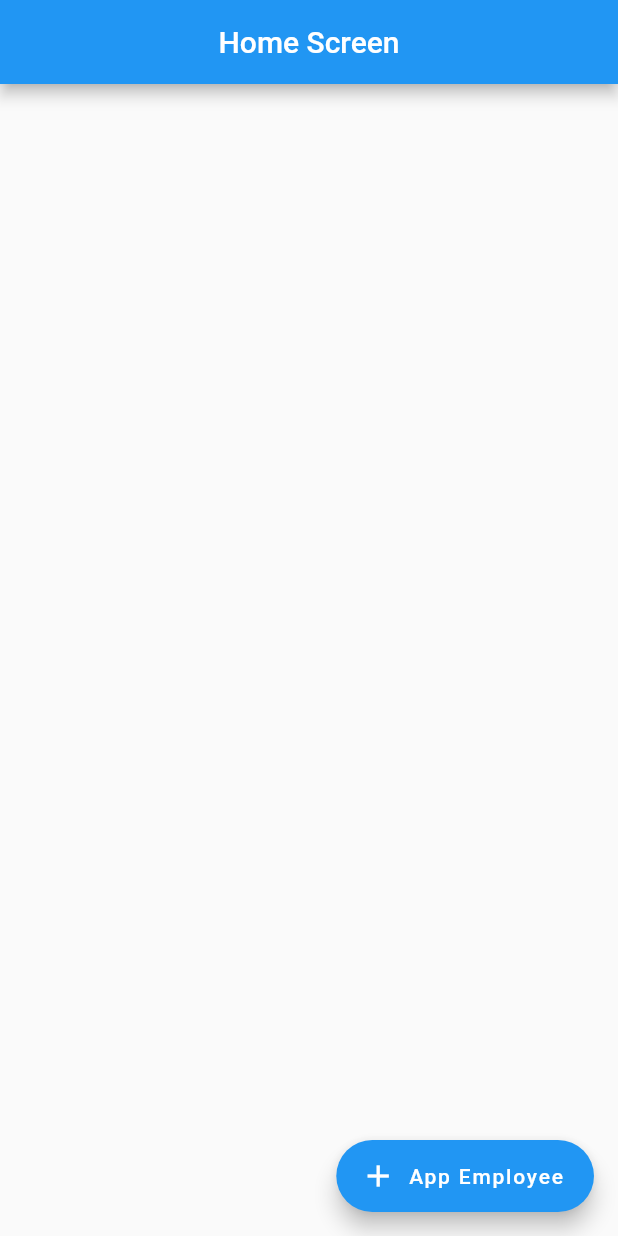
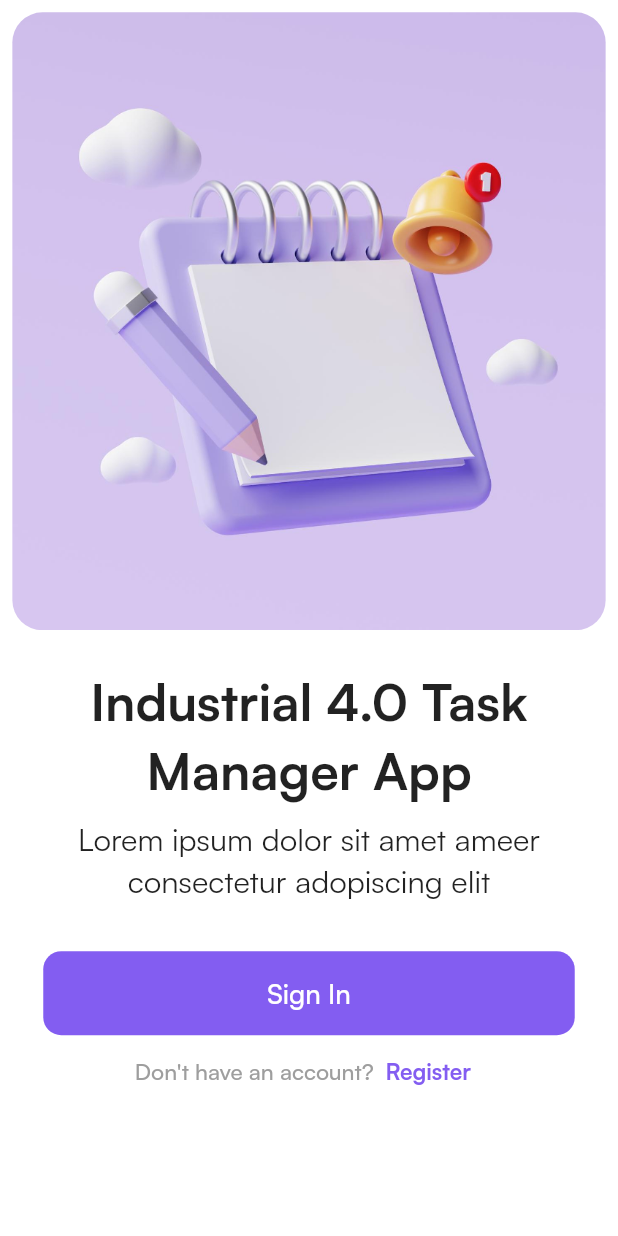
Before and after one commit to LamNamBoDoi/github-flutter, a Flutter app: the screen it shows after launch, on a phone screen of 412 x 824 dp. Run offline on Flutter 3.47's test engine with Material 2 defaults, Android fonts, the light colour scheme and no system bars; our stand-ins replace animate_do, iconly, sizer.

Commit message:
Example Animation

```diff
--- a/lib/data/local/entity/employee_entitty.dart
+++ /dev/null
@@ -1,9 +0,0 @@
-import 'package:drift/drift.dart';
-
-class Employee extends Table {
-  IntColumn get id => integer().autoIncrement()();
-  TextColumn get userName => text().named('user_name')();
-  TextColumn get firstName => text().named('first_name')();
-  TextColumn get lastName => text().named('last_name')();
-  DateTimeColumn get dateOfBirth => dateTime().named('date_of_birth')();
-}
--- a/lib/main.dart
+++ b/lib/main.dart
@@ -1,20 +1,19 @@
 import 'package:flutter/material.dart';
-import 'package:hello_world/route/route_generator.dart';
+import 'package:hello_world/page/welcome.dart';
+import 'package:sizer/sizer.dart';
 
-void main() {
-  runApp(MyApp());
-}
+void main() => runApp(AnimatedLogin());
 
-class MyApp extends StatelessWidget {
-  const MyApp({super.key});
+class AnimatedLogin extends StatelessWidget {
+  const AnimatedLogin({super.key});
 
   @override
   Widget build(BuildContext context) {
-    return MaterialApp(
-      title: 'Flutter Demo',
-      theme: ThemeData(primarySwatch: Colors.blue),
-      initialRoute: '/',
-      onGenerateRoute: RouteGenerator.generatorRoute,
+    return Sizer(
+      builder: (context, orientation, deviceType) => MaterialApp(
+        theme: ThemeData(fontFamily: 'Satoshi'),
+        home: WelcomePage(),
+      ),
     );
   }
 }
--- /dev/null
+++ b/lib/page/welcome.dart
@@ -0,0 +1,154 @@
+import 'package:animate_do/animate_do.dart';
+import 'package:flutter/material.dart';
+import 'package:hello_world/page/login.dart';
+import 'package:sizer/sizer.dart';
+
+class WelcomePage extends StatefulWidget {
+  const WelcomePage({super.key});
+
+  @override
+  State<WelcomePage> createState() => _WelcomePageState();
+}
+
+class _WelcomePageState extends State<WelcomePage> {
+  @override
+  Widget build(BuildContext context) {
+    return Scaffold(
+      body: SafeArea(
+          child: Container(
+        color: Colors.white,
+        child: Column(
+          children: [
+            FadeInDown(
+              delay: Duration(milliseconds: 800),
+              duration: Duration(milliseconds: 800),
+              child: Container(
+                margin: EdgeInsets.symmetric(horizontal: 2.w, vertical: 1.h),
+                child: ClipRRect(
+                  borderRadius: BorderRadius.circular(20),
+                  child: Image.asset(
+                    'assets/images/loginImage.png',
+                    width: 100.w,
+                    height: 50.h,
+                    fit: BoxFit.cover,
+                  ),
+                ),
+              ),
+            ),
+            Container(
+              decoration: BoxDecoration(color: Colors.white),
+              padding: EdgeInsets.symmetric(
+                horizontal: 7.w,
+                vertical: 2.h,
+              ),
+              child: Column(
+                mainAxisAlignment: MainAxisAlignment.center,
+                crossAxisAlignment: CrossAxisAlignment.start,
+                children: [
+                  Container(
+                    decoration: BoxDecoration(color: Colors.white),
+                    padding: EdgeInsets.symmetric(horizontal: 1.6.w),
+                    child: Column(
+                      crossAxisAlignment: CrossAxisAlignment.start,
+                      children: [
+                        FadeInUp(
+                          delay: Duration(milliseconds: 700),
+                          duration: Duration(milliseconds: 800),
+                          child: Text(
+                            'Industrial 4.0 Task Manager App',
+                            textAlign: TextAlign.center,
+                            style: TextStyle(
+                                fontSize: 25.sp, fontWeight: FontWeight.w600),
+                          ),
+                        ),
+                        SizedBox(
+                          height: 1.h,
+                        ),
+                        FadeInUp(
+                          delay: Duration(milliseconds: 900),
+                          duration: Duration(milliseconds: 1000),
+                          child: Text(
+                            'Lorem ipsum dolor sit amet ameer consectetur adopiscing elit',
+                            textAlign: TextAlign.center,
+                            style: TextStyle(
+                              fontSize: 15.sp,
+                              fontWeight: FontWeight.w400,
+                            ),
+                          ),
+                        ),
+                      ],
+                    ),
+                  ),
+                  SizedBox(
+                    height: 4.h,
+                  ),
+                  FadeInUp(
+                    delay: Duration(milliseconds: 1000),
+                    duration: Duration(milliseconds: 1100),
+                    child: Row(
+                      children: [
+                        Expanded(
+                          child: ElevatedButton(
+                            onPressed: () {
+                              Navigator.push(
+                                  context,
+                                  MaterialPageRoute(
+                                      builder: (context) => LoginPage()));
+                            },
+                            child: FadeInUp(
+                                delay: Duration(milliseconds: 1100),
+                                duration: Duration(milliseconds: 1200),
+                                child: Text('Sign In')),
+                            style: ElevatedButton.styleFrom(
+                              elevation: 0,
+                              textStyle: TextStyle(
+                                fontSize: 18,
+                                fontWeight: FontWeight.w500,
+                                fontFamily: 'Satoshi',
+                              ),
+                              backgroundColor: Color(0xFF835DF1),
+                              shape: RoundedRectangleBorder(
+                                borderRadius: BorderRadius.circular(12),
+                              ),
+                              padding: EdgeInsets.symmetric(vertical: 16),
+                            ),
+                          ),
+                        ),
+                      ],
+                    ),
+                  ),
+                  FadeInUp(
+                    delay: Duration(milliseconds: 1100),
+                    duration: Duration(milliseconds: 1200),
+                    child: Row(
+                      mainAxisAlignment: MainAxisAlignment.center,
+                      children: [
+                        Text(
+                          'Don\'t have an account?',
+                          style: TextStyle(
+                              color: Colors.grey,
+                              fontSize: 15,
+                              fontWeight: FontWeight.w500),
+                        ),
+                        TextButton(
+                          onPressed: () {},
+                          child: Text(
+                            'Register',
+                            style: TextStyle(
+                                color: Color(0xFF835DF1),
+                                fontSize: 15,
+                                fontWeight: FontWeight.w600),
+                          ),
+                        ),
+                      ],
+                    ),
+                  )
+                ],
+              ),
+            ),
+          ],
+        ),
+      )),
+    );
+  }
+}
--- a/lib/route/route_generator.dart
+++ /dev/null
@@ -1,33 +0,0 @@
-import 'package:flutter/material.dart';
-import '../screen/add_employee.dart';
-import '../screen/home_screen.dart';
-
-class RouteGenerator {
-  static Route<dynamic> generatorRoute(RouteSettings settings) {
-    switch (settings.name) {
-      case '/':
-        return MaterialPageRoute(builder: (_) => HomeScreen());
-      case '/addEmployee':
-        return MaterialPageRoute(builder: (_) => AddEmployee());
-      default:
-        return _errorRoute();
-    }
-  }
-
-  static Route<dynamic> _errorRoute() {
-    return MaterialPageRoute(builder: (_) {
-      return Scaffold(
-        appBar: AppBar(
-          title: Text('No Route'),
-          centerTitle: true,
-        ),
-        body: Center(
-          child: Text(
-            'Srroy no route was found!',
-            style: TextStyle(fontSize: 18, color: Colors.red),
-          ),
-        ),
-      );
-    });
-  }
-}
--- a/lib/screen/home_screen.dart
+++ /dev/null
@@ -1,22 +0,0 @@
-import 'package:flutter/material.dart';
-
-class HomeScreen extends StatelessWidget {
-  const HomeScreen({super.key});
-
-  @override
-  Widget build(BuildContext context) {
-    return Scaffold(
-      appBar: AppBar(
-        title: Text('Home Screen'),
-        centerTitle: true,
-      ),
-      floatingActionButton: FloatingActionButton.extended(
-        onPressed: () {
-          Navigator.pushNamed(context, '/addEmployee');
-        },
-        icon: Icon(Icons.add),
-        label: Text('App Employee'),
-      ),
-    );
-  }
-}
```
Also changed, not shown: lib/page/login.dart (added, +269 -0 lines), lib/screen/add_employee.dart (deleted, +0 -78 lines), lib/widget/custem_text_form_field.dart (deleted, +0 -24 lines), lib/widget/custom_date_picker_form_field.dart (deleted, +0 -31 lines), pubspec.yaml (+18 -18 lines), assets/fonts/Satoshi-Bold.ttf (added), assets/fonts/Satoshi-Light.ttf (added), assets/fonts/Satoshi-Medium.ttf (added), assets/fonts/Satoshi-Regular.ttf (added), assets/images/beach.png (added), assets/images/bg.png (added), assets/images/city.png (added), assets/images/loginImage.png (added), assets/images/ski.png (added), 2 more files, 5 other files.
